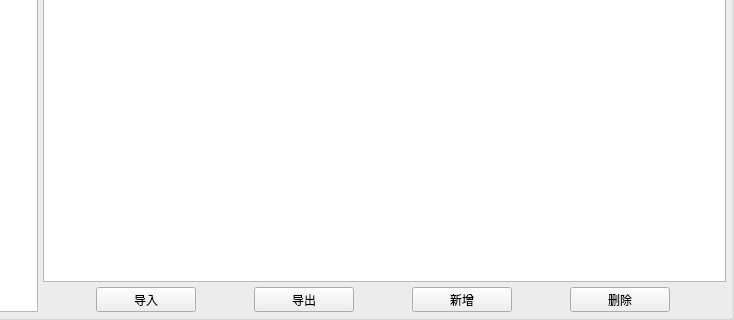
First picture: the form in widgets/positionEngineer/posEngneerStatisticsUI.ui, repository Belos10/Equip, before the edit; both pictures show x 482 to 1216 and y 435 to 755 of the 1216 by 755 pixel window.
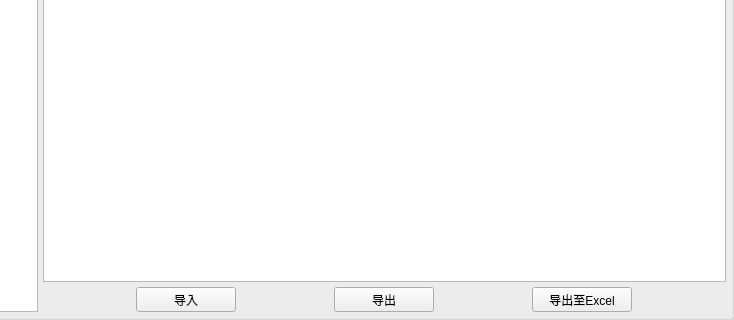
Second picture: the form after the edit.

What changed in the file:
```diff
--- a/widgets/positionEngineer/posEngneerStatisticsUI.ui
+++ b/widgets/positionEngineer/posEngneerStatisticsUI.ui
@@ -207,7 +207,7 @@
         <item>
          <layout class="QHBoxLayout" name="horizontalLayout_7">
           <item>
-           <widget class="QToolButton" name="tb_input">
+           <widget class="QPushButton" name="tb_input">
             <property name="minimumSize">
              <size>
               <width>50</width>
@@ -226,7 +226,7 @@
            </widget>
           </item>
           <item>
-           <widget class="QToolButton" name="tb_output">
+           <widget class="QPushButton" name="tb_output">
             <property name="minimumSize">
              <size>
               <width>50</width>
@@ -245,7 +245,7 @@
            </widget>
           </item>
           <item>
-           <widget class="QToolButton" name="tb_add">
+           <widget class="QPushButton" name="pb_outputToExcel">
             <property name="minimumSize">
              <size>
               <width>50</width>
@@ -259,26 +259,7 @@
              </size>
             </property>
             <property name="text">
-             <string>新增</string>
-            </property>
-           </widget>
-          </item>
-          <item>
-           <widget class="QToolButton" name="tb_delete">
-            <property name="minimumSize">
-             <size>
-              <width>50</width>
-              <height>25</height>
-             </size>
-            </property>
-            <property name="maximumSize">
-             <size>
-              <width>100</width>
-              <height>25</height>
-             </size>
-            </property>
-            <property name="text">
-             <string>删除</string>
+             <string>导出至Excel</string>
             </property>
            </widget>
           </item>
```
